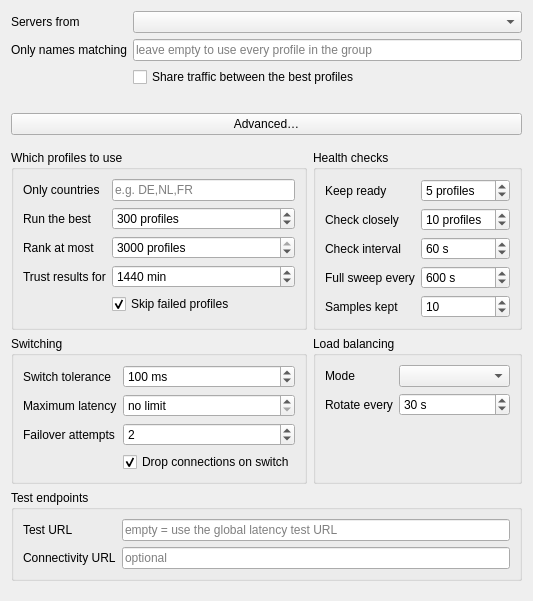
Above: include/ui/profile/edit_autoselector.ui from 0-Kutya-0/Throne before the change. Below: the same form after it.
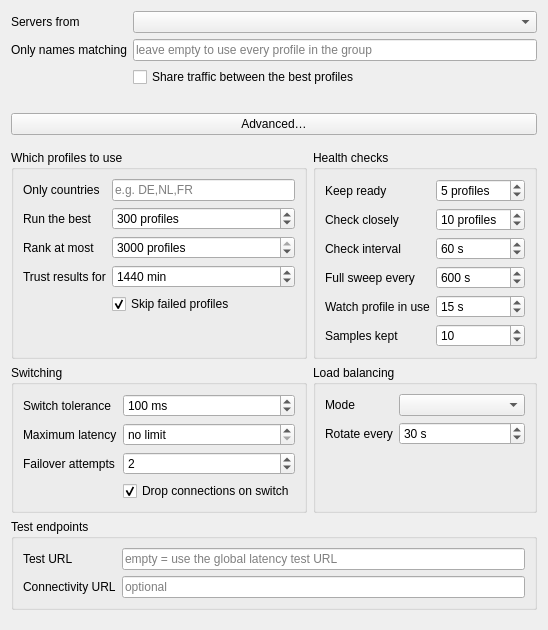
That is the form after the change.

Diff of the .ui file:
```diff
--- a/include/ui/profile/edit_autoselector.ui
+++ b/include/ui/profile/edit_autoselector.ui
@@ -320,13 +320,39 @@
           </widget>
          </item>
          <item row="4" column="0">
+          <widget class="QLabel" name="watch_interval_l">
+           <property name="text">
+            <string>Watch profile in use</string>
+           </property>
+          </widget>
+         </item>
+         <item row="4" column="1">
+          <widget class="QSpinBox" name="watch_interval">
+           <property name="minimum">
+            <number>5</number>
+           </property>
+           <property name="maximum">
+            <number>3600</number>
+           </property>
+           <property name="suffix">
+            <string> s</string>
+           </property>
+           <property name="toolTip">
+            <string>How often the profile currently carrying your traffic is checked on its own. Keep this short: a server can stop working while still accepting connections, and nothing else would notice until the next full check.</string>
+           </property>
+           <property name="value">
+            <number>15</number>
+           </property>
+          </widget>
+         </item>
+         <item row="5" column="0">
           <widget class="QLabel" name="sampling_l">
            <property name="text">
             <string>Samples kept</string>
            </property>
           </widget>
          </item>
-         <item row="4" column="1">
+         <item row="5" column="1">
           <widget class="QSpinBox" name="sampling">
            <property name="minimum">
             <number>2</number>
```
